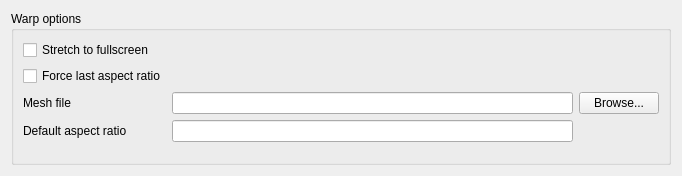
The window that modules/gui/qt4/ui/sprefs_warp.ui (pdbourke/vlc-warp-2.1) describes before a commit, drawn with Qt 5.
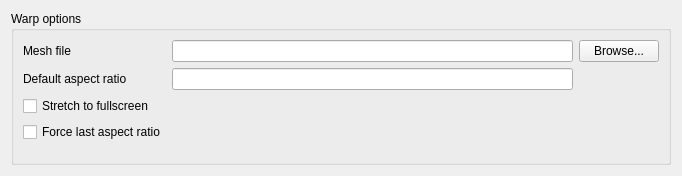
The same window after the commit.

Commit message: Swapped checkboxes on QT menus.

```diff
--- a/modules/gui/qt4/ui/sprefs_warp.ui
+++ b/modules/gui/qt4/ui/sprefs_warp.ui
@@ -33,6 +33,13 @@
          <property name="spacing">
           <number>6</number>
          </property>
+         <item row="9" column="0">
+          <widget class="QCheckBox" name="stretch">
+           <property name="text">
+            <string>Stretch to fullscreen</string>
+           </property>
+          </widget>
+         </item>
          <item row="6" column="0">
           <widget class="QLabel" name="meshLabel">
            <property name="text">
@@ -60,20 +67,13 @@
            </property>
           </widget>
          </item>
-         <item row="0" column="0">
-          <widget class="QCheckBox" name="stretch">
-           <property name="text">
-            <string>Stretch to fullscreen</string>
-           </property>
-          </widget>
-         </item>
          <item row="6" column="1">
           <widget class="QLineEdit" name="meshDirectory"/>
          </item>
          <item row="8" column="1">
           <widget class="QLineEdit" name="arLine"/>
          </item>
-         <item row="9" column="0">
+         <item row="11" column="0">
           <spacer name="verticalSpacer">
            <property name="orientation">
             <enum>Qt::Vertical</enum>
@@ -86,7 +86,7 @@
            </property>
           </spacer>
          </item>
-         <item row="1" column="0">
+         <item row="10" column="0">
           <widget class="QCheckBox" name="forceAspect">
            <property name="text">
             <string>Force last aspect ratio</string>
```
